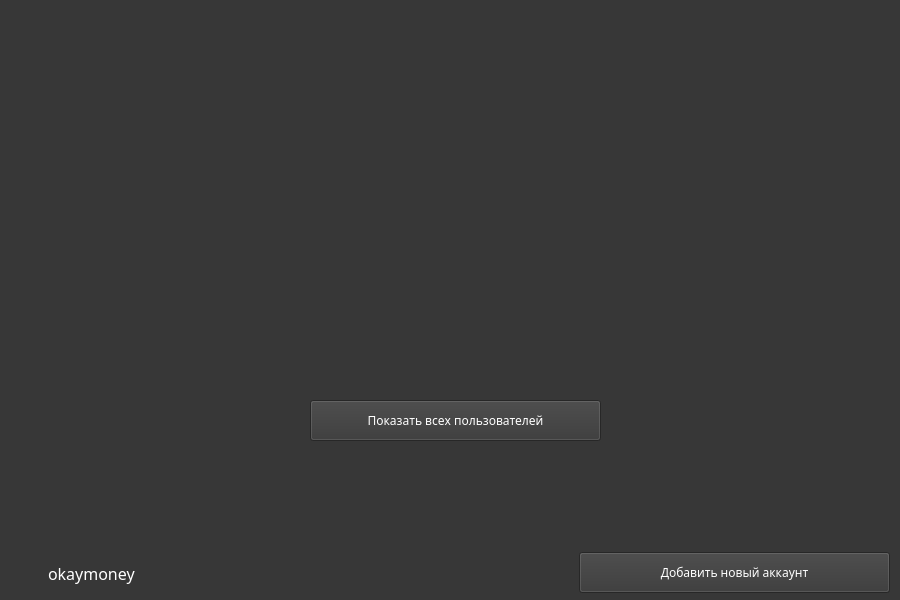
Old version of the form ui/login.ui in the repository Protocs/OkayMoney.
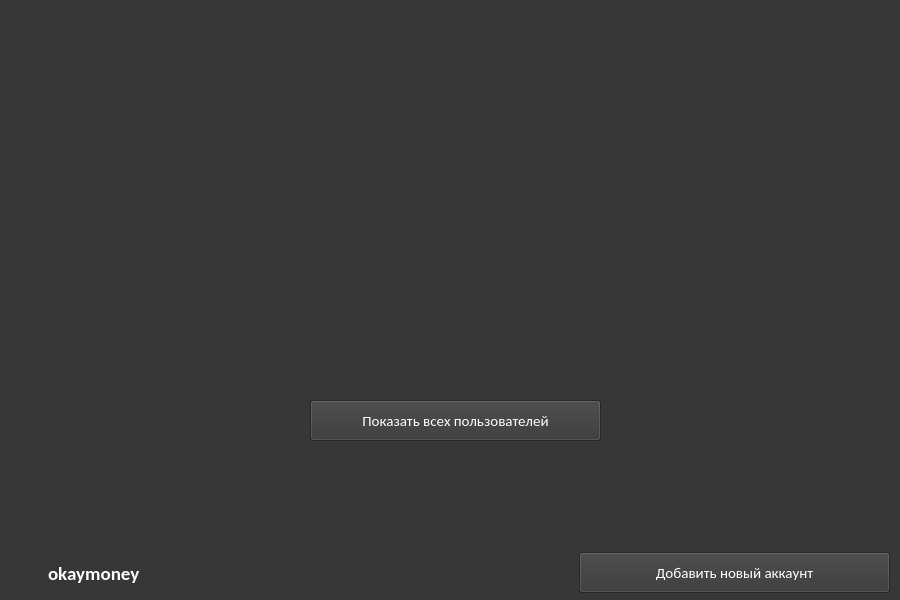
New version of the form. Icons and pictures are not drawn.

Commit message: Изменил шрифты в login.ui

The edit to the form file:
```diff
--- a/ui/login.ui
+++ b/ui/login.ui
@@ -25,6 +25,8 @@
   <property name="font">
    <font>
     <pointsize>10</pointsize>
+    <weight>75</weight>
+    <bold>true</bold>
    </font>
   </property>
   <property name="windowTitle">
@@ -49,8 +51,8 @@
     </property>
     <property name="font">
      <font>
-      <family>Gotham Pro Medium</family>
-      <pointsize>9</pointsize>
+      <family>Calibri</family>
+      <pointsize>11</pointsize>
      </font>
     </property>
     <property name="styleSheet">
@@ -82,8 +84,8 @@
     </property>
     <property name="font">
      <font>
-      <family>Gotham Pro Medium</family>
-      <pointsize>9</pointsize>
+      <family>Calibri</family>
+      <pointsize>11</pointsize>
      </font>
     </property>
     <property name="styleSheet">
@@ -126,10 +128,10 @@
       <widget class="QLabel" name="label_2">
        <property name="font">
         <font>
-         <family>Gotham Pro Black</family>
-         <pointsize>12</pointsize>
-         <weight>50</weight>
-         <bold>false</bold>
+         <family>Calibri</family>
+         <pointsize>14</pointsize>
+         <weight>75</weight>
+         <bold>true</bold>
         </font>
        </property>
        <property name="styleSheet">
```
